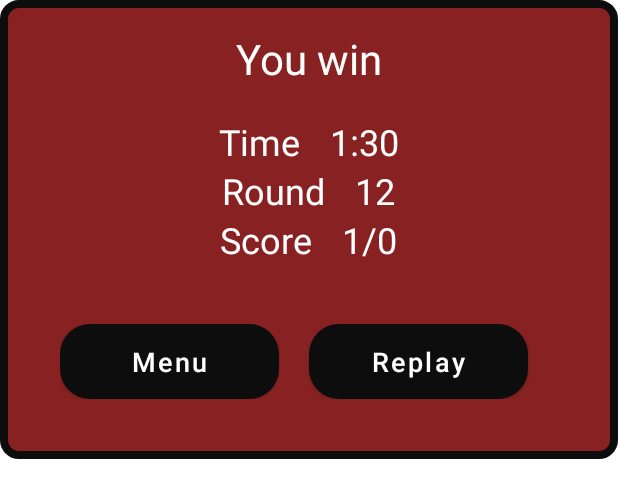
After one commit to BogibekDev/A-goal-for-everyone, an Android app: the layout dialog_main.xml on its own in the app's theme, with its tools: preview values and no code run, on a phone screen of 412 x 824 dp. The commit adds this screen. Shown: the top 498 px of the screen. Run offline under Robolectric (Android 15) with nearby library versions, the phone set to English and light mode, and no system bars.

Commit message:
Game Design built somehow

```diff
--- /dev/null
+++ b/app/src/main/res/layout/dialog_main.xml
@@ -0,0 +1,154 @@
+<?xml version="1.0" encoding="utf-8"?>
+<LinearLayout xmlns:android="http://schemas.android.com/apk/res/android"
+    android:layout_width="match_parent"
+    android:layout_height="wrap_content"
+    xmlns:app="http://schemas.android.com/apk/res-auto"
+    android:background="@drawable/btn_square_red">
+
+    <LinearLayout
+        android:layout_width="match_parent"
+        android:layout_height="wrap_content"
+        android:orientation="vertical"
+        android:gravity="center"
+        android:padding="20dp">
+
+        <TextView
+            android:id="@+id/tvResult"
+            android:layout_width="wrap_content"
+            android:layout_height="wrap_content"
+            android:textAllCaps="false"
+            android:textColor="@color/white"
+            android:text="@string/you_win"
+            android:textSize="28sp"
+            android:textStyle="normal"/>
+
+        <LinearLayout
+            android:layout_width="match_parent"
+            android:layout_height="wrap_content"
+            android:orientation="horizontal"
+            android:layout_marginTop="20dp"
+            android:gravity="center">
+
+            <TextView
+                android:layout_width="wrap_content"
+                android:layout_height="wrap_content"
+                android:textAllCaps="false"
+                android:textColor="@color/white"
+                android:text="@string/time"
+                android:textSize="24sp"
+                android:textStyle="normal"/>
+
+            <TextView
+                android:id="@+id/tvTime"
+                android:layout_width="wrap_content"
+                android:layout_height="wrap_content"
+                android:textAllCaps="false"
+                android:textColor="@color/white"
+                android:text="@string/_1_30"
+                android:textSize="24sp"
+                android:layout_marginStart="20dp"
+                android:textStyle="normal"/>
+
+        </LinearLayout>
+
+        <LinearLayout
+            android:layout_width="match_parent"
+            android:layout_height="wrap_content"
+            android:orientation="horizontal"
+            android:gravity="center">
+
+            <TextView
+                android:layout_width="wrap_content"
+                android:layout_height="wrap_content"
+                android:textAllCaps="false"
+                android:textColor="@color/white"
+                android:text="@string/round"
+                android:textSize="24sp"
+                android:textStyle="normal"/>
+
+            <TextView
+                android:id="@+id/tvRound"
+                android:layout_width="wrap_content"
+                android:layout_height="wrap_content"
+                android:textAllCaps="false"
+                android:textColor="@color/white"
+                android:text="@string/_12"
+                android:textSize="24sp"
+                android:layout_marginStart="20dp"
+                android:textStyle="normal"/>
+
+        </LinearLayout>
+
+        <LinearLayout
+            android:layout_width="match_parent"
+            android:layout_height="wrap_content"
+            android:orientation="horizontal"
+            android:layout_marginBottom="20dp"
+            android:gravity="center">
+
+            <TextView
+                android:layout_width="wrap_content"
+                android:layout_height="wrap_content"
+                android:textAllCaps="false"
+                android:textColor="@color/white"
+                android:text="@string/score"
+                android:textSize="24sp"
+                android:textStyle="normal"/>
+
+            <TextView
+                android:id="@+id/tvScore"
+                android:layout_width="wrap_content"
+                android:layout_height="wrap_content"
+                android:textAllCaps="false"
+                android:textColor="@color/white"
+                android:text="@string/_1_0"
+                android:textSize="24sp"
+                android:layout_marginStart="20dp"
+                android:textStyle="normal"/>
+
+        </LinearLayout>
+
+        <LinearLayout
+            android:layout_width="match_parent"
+            android:layout_height="wrap_content"
+            android:orientation="horizontal"
+            android:padding="20dp"
+            android:gravity="center">
+
+            <Button
+                android:id="@+id/btnMenu"
+                android:layout_weight="1"
+                android:layout_width="0dp"
+                android:layout_height="50dp"
+                android:textStyle="normal"
+                android:textSize="18sp"
+                android:text="@string/menu"
+                android:textColor="@color/white"
+                android:textAllCaps="false"
+                android:background="@drawable/btn_black"
+                app:backgroundTint="@null"
+                android:paddingStart="20dp"
+                android:paddingEnd="20dp"
+                android:layout_marginEnd="20dp"/>
+
+            <Button
+                android:id="@+id/btnReplay"
+                android:layout_width="0dp"
+                android:layout_weight="1"
+                android:layout_height="50dp"
+                android:textStyle="normal"
+                android:textSize="18sp"
+                android:text="@string/replay"
+                android:textColor="@color/white"
+                android:textAllCaps="false"
+                android:background="@drawable/btn_black"
+                app:backgroundTint="@null"
+                android:paddingStart="20dp"
+                android:paddingEnd="20dp"
+                android:layout_marginEnd="20dp"/>
+
+        </LinearLayout>
+
+    </LinearLayout>
+
+</LinearLayout>
--- a/app/src/main/res/values/strings.xml
+++ b/app/src/main/res/values/strings.xml
@@ -17,4 +17,6 @@
     <string name="vibration_on_off">Vibration On/Off</string>
     <string name="language">Language</string>
     <string name="back_to_menu">Back to menu</string>
+    <string name="you_win">You win</string>
+    <string name="replay">Replay</string>
 </resources>
```
